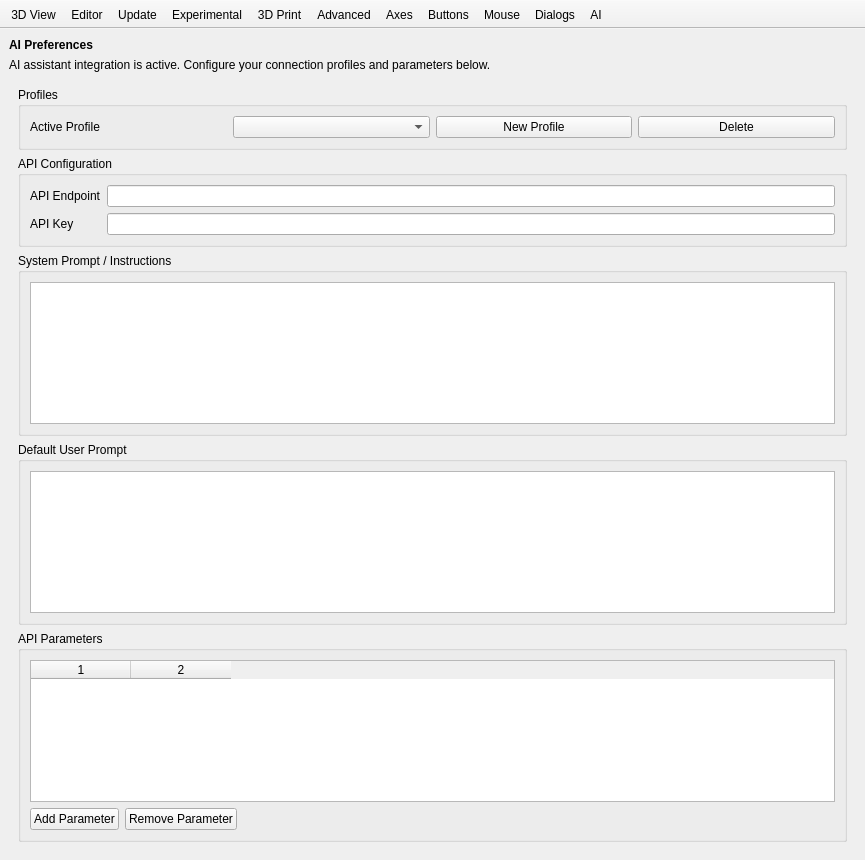
Above: src/gui/Preferences.ui from openscad/openscad before the change. Below: the same form after it.
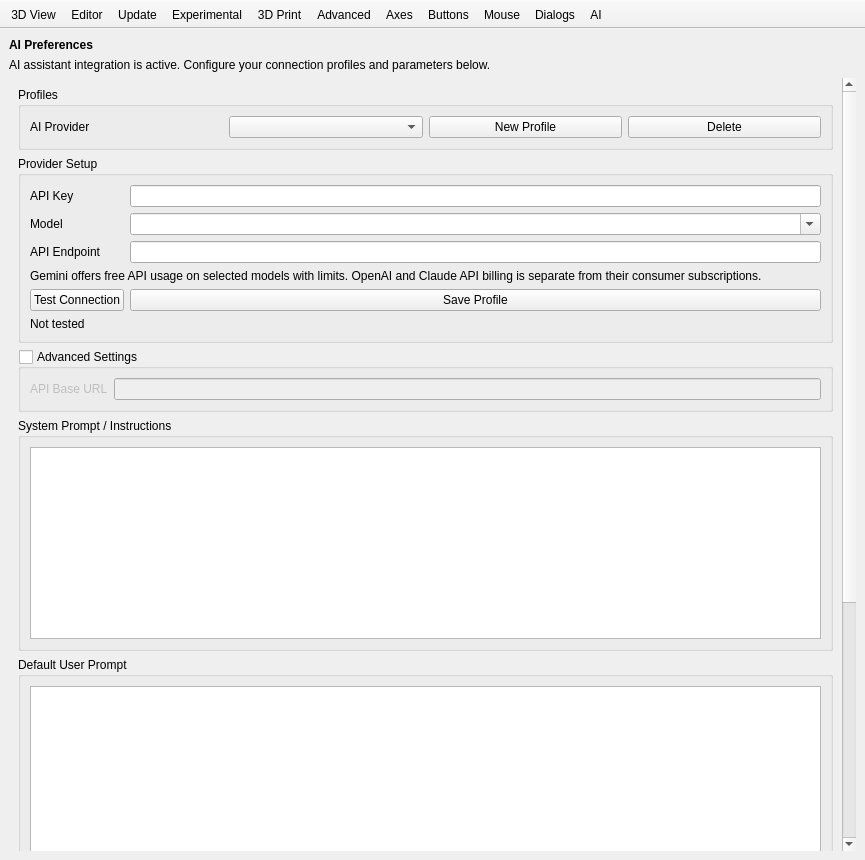
That is the form after the change. The open tabs and pages were chosen to show the change. Icons and pictures are not drawn. Custom widgets are drawn as their Qt base class.

Commit message: feat(ai): add multi-provider OpenSCAD generation

Patch:
```diff
--- a/src/gui/Preferences.ui
+++ b/src/gui/Preferences.ui
@@ -3039,7 +3039,7 @@
                <item row="0" column="0">
                 <widget class="QLabel" name="labelAIProfile">
                  <property name="text">
-                  <string>Active Profile</string>
+                  <string>AI Provider</string>
                  </property>
                 </widget>
                </item>
@@ -3066,32 +3066,83 @@
             <item>
              <widget class="QGroupBox" name="groupBoxAIConfig">
               <property name="title">
-               <string>API Configuration</string>
+               <string>Provider Setup</string>
               </property>
               <layout class="QGridLayout" name="gridLayoutAIConfig">
                <item row="0" column="0">
-                <widget class="QLabel" name="labelAIApiEndpoint">
-                 <property name="text">
-                  <string>API Endpoint</string>
-                 </property>
-                </widget>
-               </item>
-               <item row="0" column="1">
-                <widget class="QLineEdit" name="lineEditAIApiEndpoint"/>
-               </item>
-               <item row="1" column="0">
                 <widget class="QLabel" name="labelAIApiKey">
                  <property name="text">
                   <string>API Key</string>
                  </property>
                 </widget>
                </item>
-               <item row="1" column="1">
+               <item row="0" column="1">
                 <widget class="QLineEdit" name="lineEditAIApiKey">
                  <property name="echoMode">
                   <enum>QLineEdit::Password</enum>
                  </property>
                 </widget>
+               </item>
+               <item row="1" column="0">
+                <widget class="QLabel" name="labelAIModel">
+                 <property name="text"><string>Model</string></property>
+                </widget>
+               </item>
+               <item row="1" column="1">
+                <widget class="QComboBox" name="comboBoxAIModel">
+                 <property name="editable"><bool>true</bool></property>
+                </widget>
+               </item>
+               <item row="2" column="0">
+                <widget class="QLabel" name="labelAIEndpointDisplay">
+                 <property name="text"><string>API Endpoint</string></property>
+                </widget>
+               </item>
+               <item row="2" column="1">
+                <widget class="QLineEdit" name="lineEditAIEndpointDisplay">
+                 <property name="readOnly"><bool>true</bool></property>
+                </widget>
+               </item>
+               <item row="3" column="0" colspan="2">
+                <widget class="QLabel" name="labelAIProviderInfo">
+                 <property name="text">
+                  <string>Gemini offers free API usage on selected models with limits. OpenAI and Claude API billing is separate from their consumer subscriptions.</string>
+                 </property>
+                 <property name="wordWrap"><bool>true</bool></property>
+                </widget>
+               </item>
+               <item row="4" column="0">
+                <widget class="QPushButton" name="pushButtonAITestConnection">
+                 <property name="text"><string>Test Connection</string></property>
+                </widget>
+               </item>
+               <item row="4" column="1">
+                <widget class="QPushButton" name="pushButtonAISaveProfile">
+                 <property name="text"><string>Save Profile</string></property>
+                </widget>
+               </item>
+               <item row="5" column="0" colspan="2">
+                <widget class="QLabel" name="labelAIConnectionStatus">
+                 <property name="text"><string>Not tested</string></property>
+                 <property name="wordWrap"><bool>true</bool></property>
+                </widget>
+               </item>
+              </layout>
+             </widget>
+            </item>
+            <item>
+             <widget class="QGroupBox" name="groupBoxAIAdvanced">
+              <property name="title"><string>Advanced Settings</string></property>
+              <property name="checkable"><bool>true</bool></property>
+              <property name="checked"><bool>false</bool></property>
+              <layout class="QGridLayout" name="gridLayoutAIAdvanced">
+               <item row="0" column="0">
+                <widget class="QLabel" name="labelAIApiEndpoint">
+                 <property name="text"><string>API Base URL</string></property>
+                </widget>
+               </item>
+               <item row="0" column="1">
+                <widget class="QLineEdit" name="lineEditAIApiEndpoint"/>
                </item>
               </layout>
              </widget>
```
The commit also changes 17 other files.
